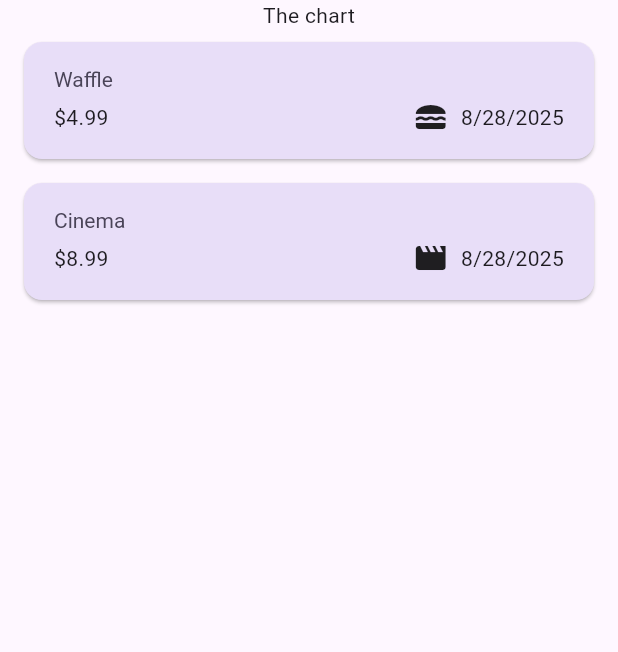
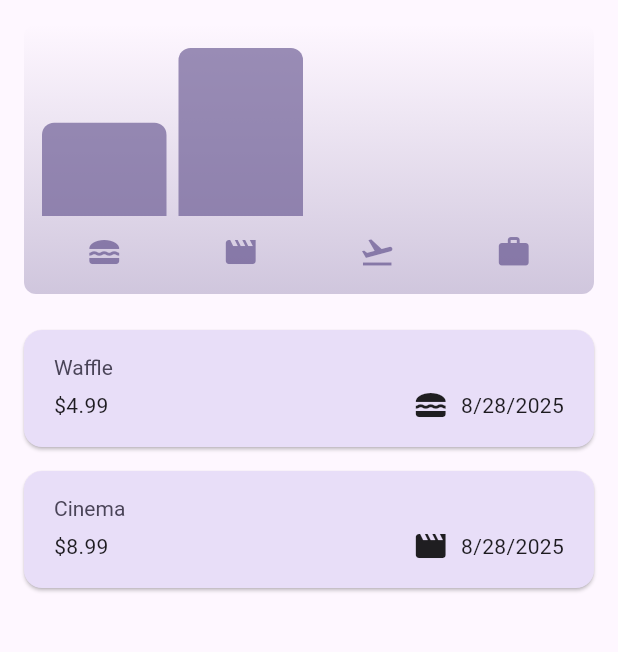
Before and after one commit to tamerlan053/flutter, a Flutter app: the screen it shows after launch, on a phone screen of 412 x 824 dp, the part 84-736 px from its top. Run offline on Flutter 3.47's test engine with Material 3 defaults, Android fonts, the phone set to English and light mode, and no system bars; our stand-ins replace google_fonts.

Commit message:
Expense Tracker - chart widgets added

```diff
--- a/expense_tracker/lib/model/expense.dart
+++ b/expense_tracker/lib/model/expense.dart
@@ -33,3 +33,25 @@ class Expense {
     return formatter.format(date);
   }
 }
+
+class ExpenseBucket {
+  const ExpenseBucket({required this.category, required this.expenses});
+
+  ExpenseBucket.forCategory(List<Expense> allExpenses, this.category)
+    : expenses = allExpenses
+          .where((expense) => expense.category == category)
+          .toList();
+
+  final Category category;
+  final List<Expense> expenses;
+
+  double get totalExpenses {
+    double sum = 0;
+
+    for (final expense in expenses) {
+      sum += expense.amount;
+    }
+
+    return sum;
+  }
+}
--- /dev/null
+++ b/expense_tracker/lib/widgets/chart/chart.dart
@@ -0,0 +1,90 @@
+import 'package:expense_tracker/model/expense.dart';
+import 'package:expense_tracker/widgets/chart/chart_bar.dart';
+import 'package:flutter/material.dart';
+
+class Chart extends StatelessWidget {
+  const Chart({super.key, required this.expenses});
+
+  final List<Expense> expenses;
+
+  List<ExpenseBucket> get buckets {
+    return [
+      ExpenseBucket.forCategory(expenses, Category.food),
+      ExpenseBucket.forCategory(expenses, Category.leisure),
+      ExpenseBucket.forCategory(expenses, Category.travel),
+      ExpenseBucket.forCategory(expenses, Category.work),
+    ];
+  }
+
+  double get maxTotalExpense {
+    double maxTotalExpense = 0;
+
+    for (final bucket in buckets) {
+      if (bucket.totalExpenses > maxTotalExpense) {
+        maxTotalExpense = bucket.totalExpenses;
+      }
+    }
+
+    return maxTotalExpense;
+  }
+
+  @override
+  Widget build(BuildContext context) {
+    final isDarkMode =
+        MediaQuery.of(context).platformBrightness == Brightness.dark;
+    return Container(
+      margin: const EdgeInsets.all(16),
+      padding: const EdgeInsets.symmetric(vertical: 16, horizontal: 8),
+      width: double.infinity,
+      height: 180,
+      decoration: BoxDecoration(
+        borderRadius: BorderRadius.circular(8),
+        gradient: LinearGradient(
+          colors: [
+            Theme.of(context).colorScheme.primary.withOpacity(0.3),
+            Theme.of(context).colorScheme.primary.withOpacity(0.0),
+          ],
+          begin: Alignment.bottomCenter,
+          end: Alignment.topCenter,
+        ),
+      ),
+      child: Column(
+        children: [
+          Expanded(
+            child: Row(
+              crossAxisAlignment: CrossAxisAlignment.end,
+              children: [
+                for (final bucket in buckets) // alternative to map()
+                  ChartBar(
+                    fill: bucket.totalExpenses == 0
+                        ? 0
+                        : bucket.totalExpenses / maxTotalExpense,
+                  ),
+              ],
+            ),
+          ),
+          const SizedBox(height: 12),
+          Row(
+            children: buckets
+                .map(
+                  (bucket) => Expanded(
+                    child: Padding(
+                      padding: const EdgeInsets.symmetric(horizontal: 4),
+                      child: Icon(
+                        categoryIcons[bucket.category],
+                        color: isDarkMode
+                            ? Theme.of(context).colorScheme.secondary
+                            : Theme.of(
+                                context,
+                              ).colorScheme.primary.withOpacity(0.7),
+                      ),
+                    ),
+                  ),
+                )
+                .toList(),
+          ),
+        ],
+      ),
+    );
+  }
+}
--- /dev/null
+++ b/expense_tracker/lib/widgets/chart/chart_bar.dart
@@ -0,0 +1,32 @@
+import 'package:flutter/material.dart';
+
+class ChartBar extends StatelessWidget {
+  const ChartBar({super.key, required this.fill});
+
+  final double fill;
+
+  @override
+  Widget build(BuildContext context) {
+    final isDarkMode =
+        MediaQuery.of(context).platformBrightness == Brightness.dark;
+    return Expanded(
+      child: Padding(
+        padding: const EdgeInsets.symmetric(horizontal: 4),
+        child: FractionallySizedBox(
+          heightFactor: fill,
+          child: DecoratedBox(
+            decoration: BoxDecoration(
+              shape: BoxShape.rectangle,
+              borderRadius: const BorderRadius.vertical(
+                top: Radius.circular(8),
+              ),
+              color: isDarkMode
+                  ? Theme.of(context).colorScheme.secondary
+                  : Theme.of(context).colorScheme.primary.withOpacity(0.65),
+            ),
+          ),
+        ),
+      ),
+    );
+  }
+}
--- a/expense_tracker/lib/widgets/expenses.dart
+++ b/expense_tracker/lib/widgets/expenses.dart
@@ -1,3 +1,4 @@
+import 'package:expense_tracker/widgets/chart/chart.dart';
 import 'package:expense_tracker/widgets/expenses_list/expenses_list.dart';
 import 'package:expense_tracker/model/expense.dart';
 import 'package:expense_tracker/widgets/new_expense.dart';
@@ -90,7 +91,7 @@ class _ExpensesState extends State<Expenses> {
       ),
       body: Column(
         children: [
-          const Text('The chart'),
+          Chart(expenses: _registeredExpenses),
           Expanded(child: mainContent),
         ],
       ),
```
